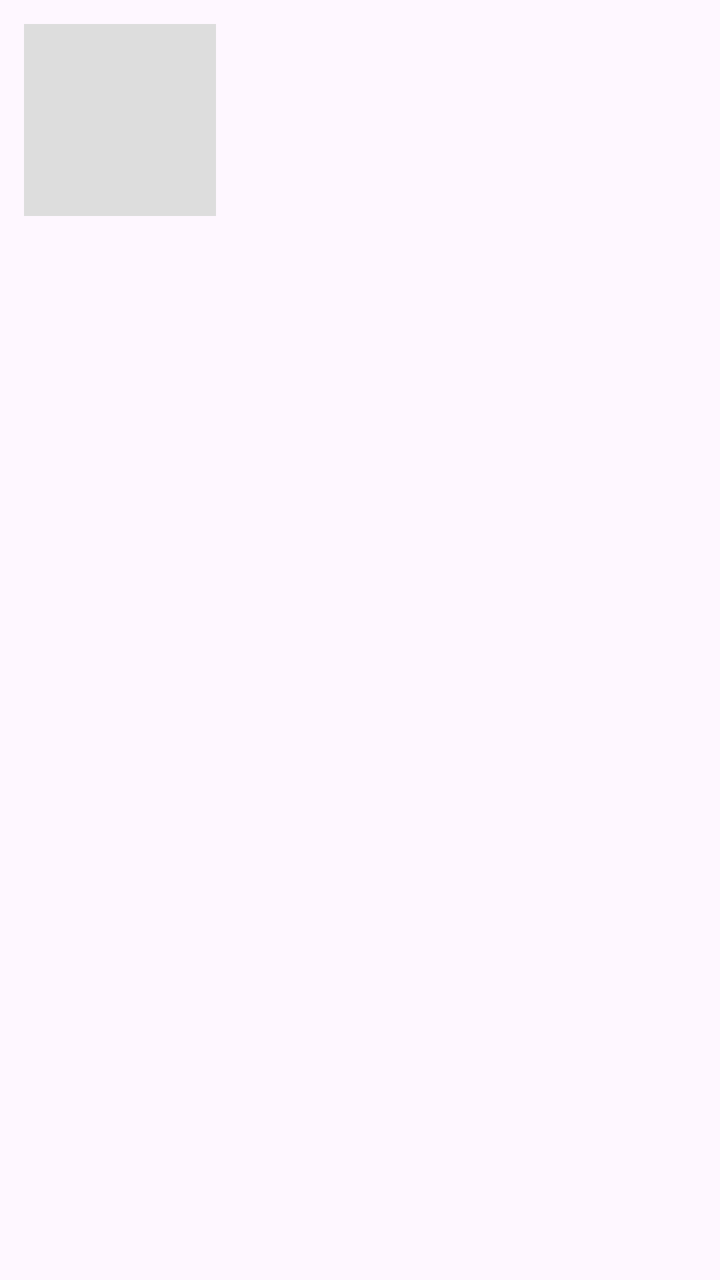
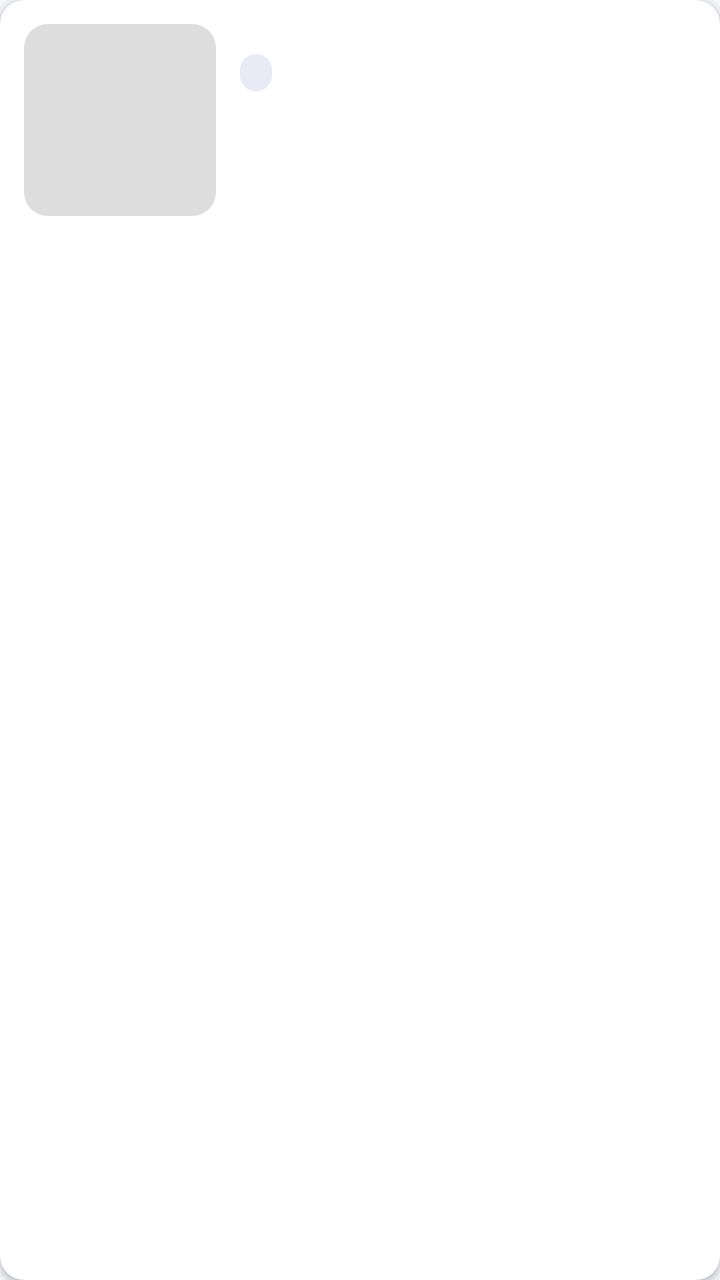

An Android layout rendered at two revisions. The XML below is the earlier revision; the diff shows what the commit changed to produce the second picture.
<!-- AndroidManifest.xml: application theme Theme.AndroidImageOptimization -->
<!-- res/layout/item_product.xml -->
<?xml version="1.0" encoding="utf-8"?>
<LinearLayout xmlns:android="http://schemas.android.com/apk/res/android"
    android:layout_width="match_parent"
    android:layout_height="wrap_content"
    android:orientation="horizontal"
    android:padding="@dimen/item_padding">

    <ImageView
        android:id="@+id/ivThumb"
        android:layout_width="@dimen/item_image_size"
        android:layout_height="@dimen/item_image_size"
        android:background="@color/image_placeholder_bg"
        android:scaleType="centerCrop" />

    <LinearLayout
        android:layout_width="0dp"
        android:layout_height="wrap_content"
        android:layout_gravity="center_vertical"
        android:layout_marginStart="@dimen/item_text_margin"
        android:layout_weight="1"
        android:orientation="vertical">

        <TextView
            android:id="@+id/tvName"
            android:layout_width="match_parent"
            android:layout_height="wrap_content"
            android:ellipsize="end"
            android:maxLines="1"
            android:textSize="@dimen/item_name_size"
            android:textStyle="bold" />

        <TextView
            android:id="@+id/tvDescription"
            android:layout_width="match_parent"
            android:layout_height="wrap_content"
            android:layout_marginTop="4dp"
            android:ellipsize="end"
            android:maxLines="2"
            android:textSize="@dimen/item_desc_size" />
    </LinearLayout>
</LinearLayout>
<!-- resources referenced by this layout -->
<resources>
  <color name="image_placeholder_bg">#DDDDDD</color>
  <dimen name="item_desc_size">13sp</dimen>
  <dimen name="item_image_size">96dp</dimen>
  <dimen name="item_name_size">16sp</dimen>
  <dimen name="item_padding">12dp</dimen>
  <dimen name="item_text_margin">12dp</dimen>
  <style name="Theme.AndroidImageOptimization" parent="Base.Theme.AndroidImageOptimization" />
  <style name="Base.Theme.AndroidImageOptimization" parent="Theme.Material3.DayNight.NoActionBar">
          
          
      </style>
</resources>

<!-- the commit's change to res/layout/item_product.xml (unified diff, before → after) -->
@@ -1,41 +1,75 @@
 <?xml version="1.0" encoding="utf-8"?>
-<LinearLayout xmlns:android="http://schemas.android.com/apk/res/android"
+<com.google.android.material.card.MaterialCardView
+    xmlns:android="http://schemas.android.com/apk/res/android"
+    xmlns:app="http://schemas.android.com/apk/res-auto"
     android:layout_width="match_parent"
     android:layout_height="wrap_content"
-    android:orientation="horizontal"
-    android:padding="@dimen/item_padding">
-
-    <ImageView
-        android:id="@+id/ivThumb"
-        android:layout_width="@dimen/item_image_size"
-        android:layout_height="@dimen/item_image_size"
-        android:background="@color/image_placeholder_bg"
-        android:scaleType="centerCrop" />
+    android:layout_marginStart="@dimen/card_margin_h"
+    android:layout_marginTop="@dimen/card_margin_v"
+    android:layout_marginEnd="@dimen/card_margin_h"
+    android:layout_marginBottom="@dimen/card_margin_v"
+    android:clickable="true"
+    android:focusable="true"
+    app:cardBackgroundColor="@android:color/white"
+    app:cardCornerRadius="@dimen/card_corner"
+    app:cardElevation="@dimen/card_elevation"
+    app:strokeWidth="0dp">
 
     <LinearLayout
-        android:layout_width="0dp"
+        android:layout_width="match_parent"
         android:layout_height="wrap_content"
-        android:layout_gravity="center_vertical"
-        android:layout_marginStart="@dimen/item_text_margin"
-        android:layout_weight="1"
-        android:orientation="vertical">
+        android:orientation="horizontal"
+        android:padding="@dimen/item_padding">
 
-        <TextView
-            android:id="@+id/tvName"
-            android:layout_width="match_parent"
+        <com.google.android.material.imageview.ShapeableImageView
+            android:id="@+id/ivThumb"
+            android:layout_width="@dimen/item_image_size"
+            android:layout_height="@dimen/item_image_size"
+            android:background="@color/image_placeholder_bg"
+            android:scaleType="centerCrop"
+            app:shapeAppearanceOverlay="@style/ShapeAppearance.App.RoundedImage" />
+
+        <LinearLayout
+            android:layout_width="0dp"
             android:layout_height="wrap_content"
-            android:ellipsize="end"
-            android:maxLines="1"
-            android:textSize="@dimen/item_name_size"
-            android:textStyle="bold" />
+            android:layout_gravity="center_vertical"
+            android:layout_marginStart="@dimen/item_text_margin"
+            android:layout_weight="1"
+            android:orientation="vertical">
 
-        <TextView
-            android:id="@+id/tvDescription"
-            android:layout_width="match_parent"
-            android:layout_height="wrap_content"
-            android:layout_marginTop="4dp"
-            android:ellipsize="end"
-            android:maxLines="2"
-            android:textSize="@dimen/item_desc_size" />
+            <TextView
+                android:id="@+id/tvCode"
+                android:layout_width="wrap_content"
+                android:layout_height="wrap_content"
+                android:background="@drawable/bg_chip"
+                android:paddingStart="8dp"
+                android:paddingTop="2dp"
+                android:paddingEnd="8dp"
+                android:paddingBottom="2dp"
+                android:textColor="@color/brand_primary_dark"
+                android:textSize="@dimen/chip_text_size"
+                android:textStyle="bold" />
+
+            <TextView
+                android:id="@+id/tvName"
+                android:layout_width="match_parent"
+                android:layout_height="wrap_content"
+                android:layout_marginTop="6dp"
+                android:ellipsize="end"
+                android:maxLines="1"
+                android:textColor="#1F2937"
+                android:textSize="@dimen/item_name_size"
+                android:textStyle="bold" />
+
+            <TextView
+                android:id="@+id/tvDescription"
+                android:layout_width="match_parent"
+                android:layout_height="wrap_content"
+                android:layout_marginTop="2dp"
+                android:ellipsize="end"
+                android:maxLines="2"
+                android:textColor="@color/text_secondary"
+                android:textSize="@dimen/item_desc_size" />
+        </LinearLayout>
     </LinearLayout>
-</LinearLayout>
+</com.google.android.material.card.MaterialCardView>
<!-- resource entries referenced after the edit -->
@@ -1,15 +1,40 @@
 <!-- resources referenced by this layout -->
 <resources>
+  <color name="brand_primary_dark">#283593</color>
   <color name="image_placeholder_bg">#DDDDDD</color>
+  <color name="text_secondary">#6B7280</color>
+  <dimen name="card_corner">12dp</dimen>
+  <dimen name="card_elevation">2dp</dimen>
+  <dimen name="card_margin_h">16dp</dimen>
+  <dimen name="card_margin_v">6dp</dimen>
+  <dimen name="chip_text_size">11sp</dimen>
   <dimen name="item_desc_size">13sp</dimen>
   <dimen name="item_image_size">96dp</dimen>
   <dimen name="item_name_size">16sp</dimen>
   <dimen name="item_padding">12dp</dimen>
   <dimen name="item_text_margin">12dp</dimen>
+  <!-- drawable bg_chip (drawable) -->
+  <?xml version="1.0" encoding="utf-8"?>
+  <shape xmlns:android="http://schemas.android.com/apk/res/android"
+      android:shape="rectangle">
+      <solid android:color="@color/brand_container" />
+      <corners android:radius="8dp" />
+  </shape>
+  <style name="ShapeAppearance.App.RoundedImage" parent="">
+          <item name="cornerFamily">rounded</item>
+          <item name="cornerSize">@dimen/image_corner</item>
+      </style>
   <style name="Theme.AndroidImageOptimization" parent="Base.Theme.AndroidImageOptimization" />
-  <style name="Base.Theme.AndroidImageOptimization" parent="Theme.Material3.DayNight.NoActionBar">
-          
-          
+  <color name="brand_container">#E8EAF6</color>
+  <dimen name="image_corner">12dp</dimen>
+  <style name="Base.Theme.AndroidImageOptimization" parent="Theme.Material3.Light.NoActionBar">
+          <item name="colorPrimary">@color/brand_primary</item>
+          <item name="colorOnPrimary">@android:color/white</item>
+          <item name="colorPrimaryContainer">@color/brand_container</item>
+          <item name="colorOnPrimaryContainer">@color/brand_primary_dark</item>
+          <item name="android:colorBackground">@color/surface_bg</item>
       </style>
+  <color name="brand_primary">#3949AB</color>
+  <color name="surface_bg">#F4F6FA</color>
 </resources>
 
